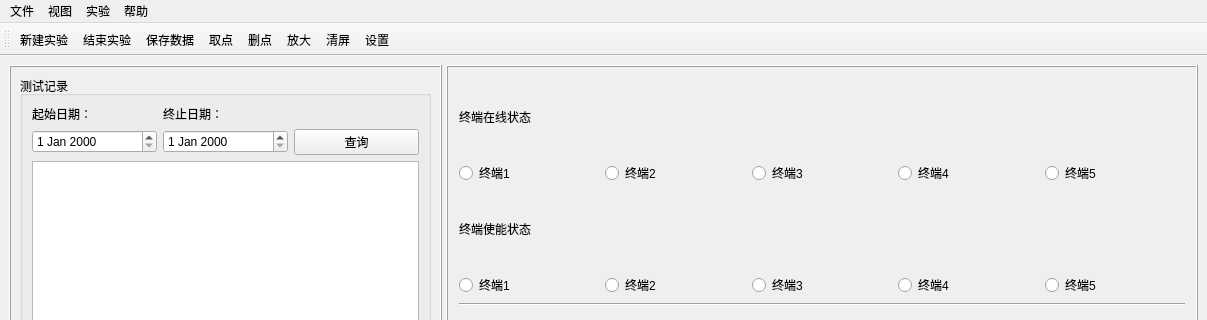
The window that mainwin.ui (WirelessDataCollect/UpperMonitor) describes before a commit, drawn with Qt 5; both pictures show x 0 to 1207 and y 0 to 320 of the 1207 by 809 pixel window.
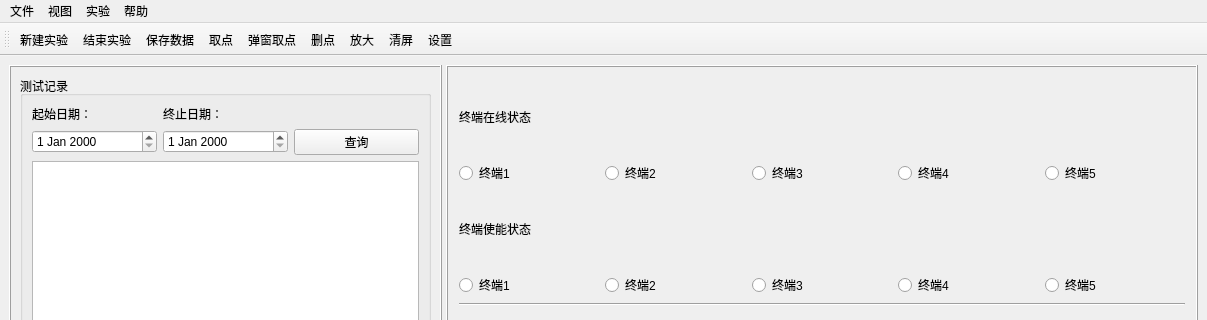
The same window after the commit. Icons and pictures are not drawn.

Patch:
```diff
--- a/mainwin.ui
+++ b/mainwin.ui
@@ -465,6 +465,7 @@
    <addaction name="action_3"/>
    <addaction name="action_8"/>
    <addaction name="action_6"/>
+   <addaction name="action_13"/>
    <addaction name="action_7"/>
    <addaction name="action_5"/>
    <addaction name="action_2"/>
@@ -595,6 +596,15 @@
     <string>清屏</string>
    </property>
   </action>
+  <action name="action_13">
+   <property name="icon">
+    <iconset resource="src.qrc">
+     <normaloff>:/ico/ico/icons/103.bmp</normaloff>:/ico/ico/icons/103.bmp</iconset>
+   </property>
+   <property name="text">
+    <string>弹窗取点</string>
+   </property>
+  </action>
  </widget>
  <resources>
   <include location="src.qrc"/>
```
